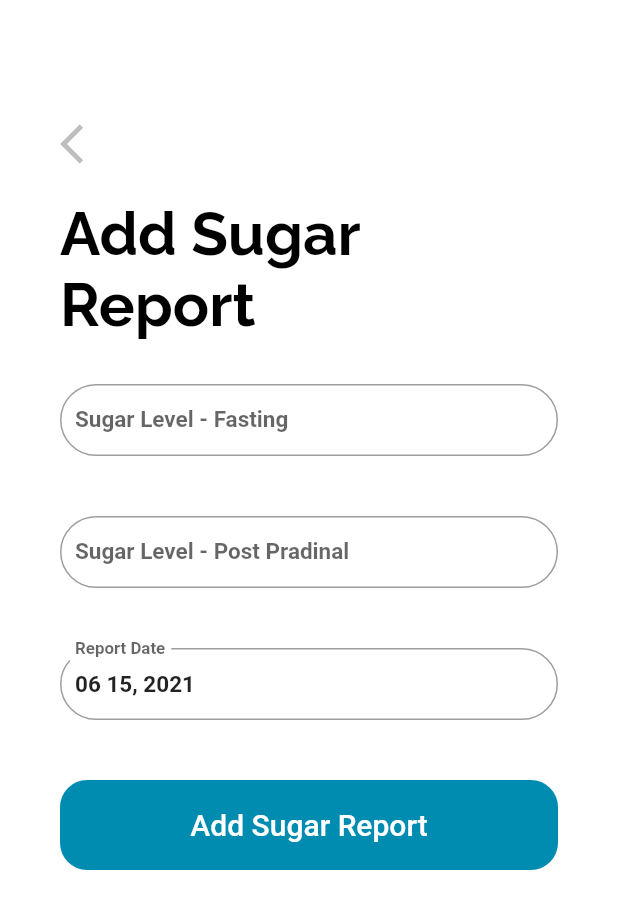
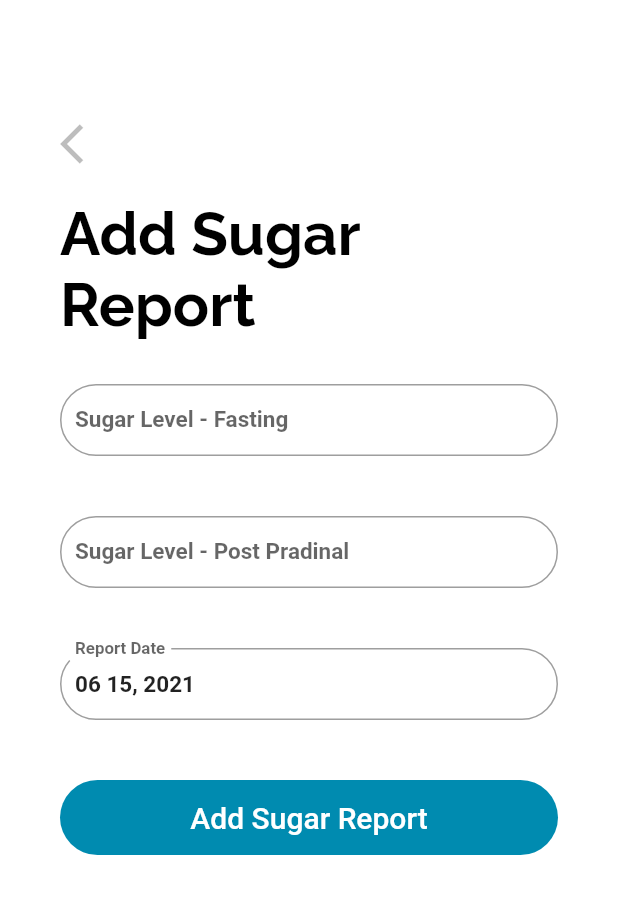
Before and after one commit to Kavindu-Tharaka/MedAlert, a Flutter app: the AddSugarReportScreen screen opened directly, on a phone screen of 412 x 824 dp. Shown: the top 909 px of the screen. Run offline on Flutter 3.47's test engine with Material 2 defaults, Android fonts, the phone set to English and light mode, and no system bars; our stand-ins replace after_layout, animated_splash_screen, flutter_local_notifications, flutter_native_timezone, numberpicker, percent_indicator and 4 more; missing offline and left inert: colorlizer; accounts and stored records are empty.

Commit message:
T009 | feat: Before pull

```diff
--- a/lib/screens/report_screens/add_sugar_screen.dart
+++ b/lib/screens/report_screens/add_sugar_screen.dart
@@ -2,7 +2,6 @@ import 'package:MedAlert/db/database_helper.dart';
 import 'package:MedAlert/model/report.dart';
 import 'package:flutter/material.dart';
 import 'package:intl/intl.dart';
-
 
 class AddSugarReportScreen extends StatefulWidget {
   final Sugar sugar;
@@ -272,7 +271,7 @@ class _AddSugarReportScreenState extends State<AddSugarReportScreen> {
 
                       Container(
                         margin: EdgeInsets.symmetric(vertical: 20.0),
-                        height: 60.0,
+                        height: 50.0,
                         width: double.infinity,
                         decoration: BoxDecoration(
                             color: Theme.of(context).primaryColor,
@@ -282,7 +281,7 @@ class _AddSugarReportScreenState extends State<AddSugarReportScreen> {
                               shape: MaterialStateProperty.all<
                                       RoundedRectangleBorder>(
                                   RoundedRectangleBorder(
-                                borderRadius: BorderRadius.circular(18.0),
+                                borderRadius: BorderRadius.circular(50),
                               )),
                               backgroundColor:
                                   MaterialStateProperty.all(Color(0XFF008bb0))),
```
Also changed, not shown: lib/screens/add_medicine_page.dart (+4 -9 lines), lib/screens/home_screen.dart (+8 -3 lines), lib/screens/medicine_update_page.dart (+4 -3 lines), lib/widgets/member.dart (+12 -9 lines).
